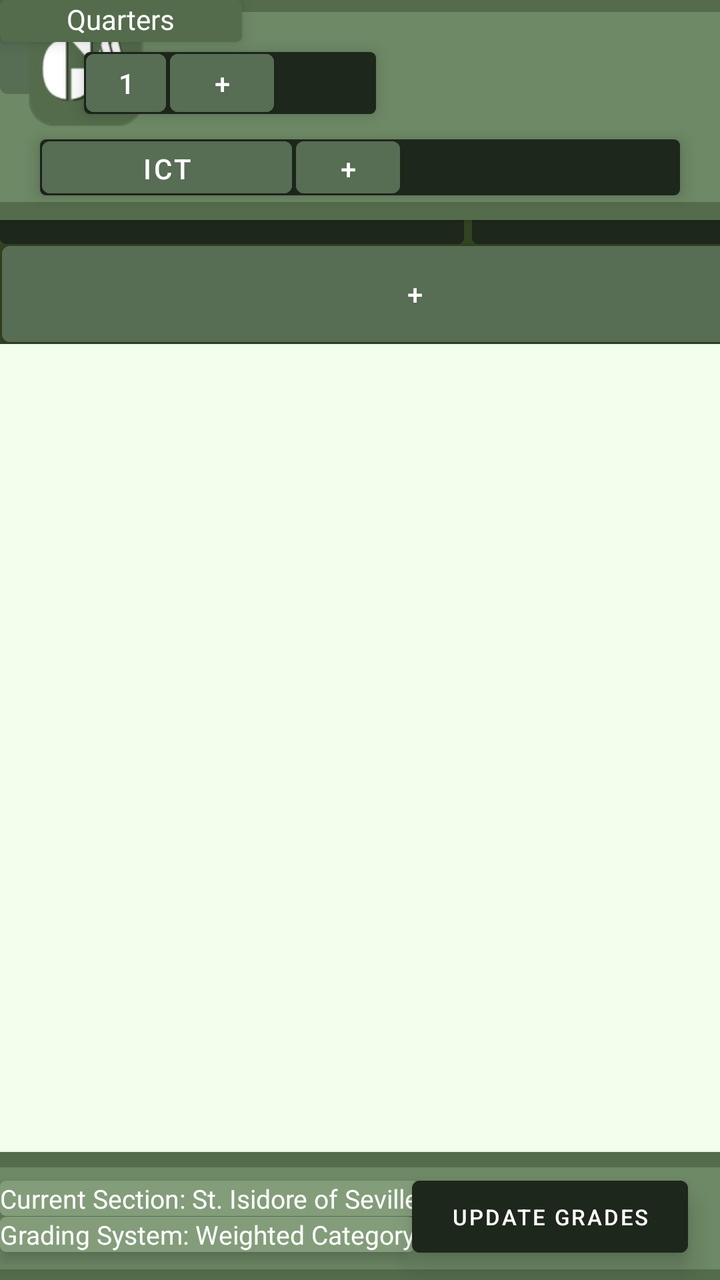
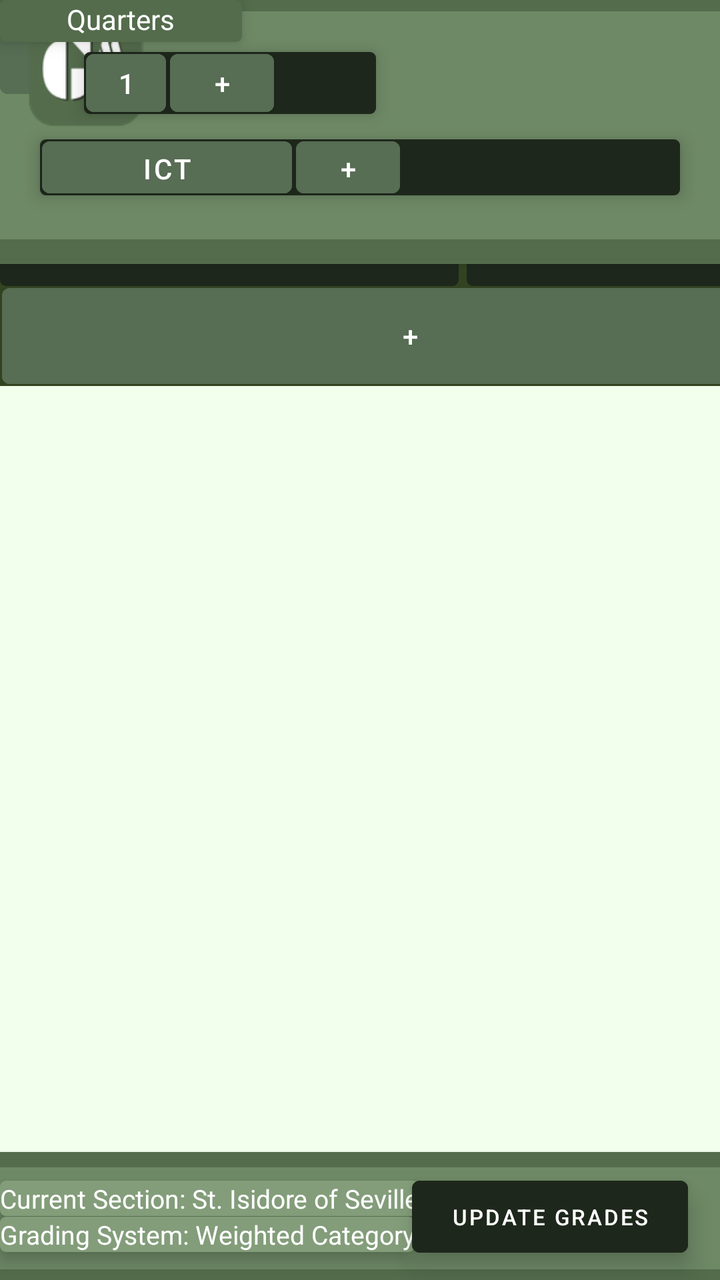

Compare the two renders of this Android layout. The source of the first and the diff that turns it into the second are given below.
<!-- AndroidManifest.xml: application theme Theme.GradingMadeEasy -->
<!-- res/layout/pena_activity_section_template.xml -->
<?xml version="1.0" encoding="utf-8"?>
<androidx.constraintlayout.widget.ConstraintLayout xmlns:android="http://schemas.android.com/apk/res/android"
    xmlns:app="http://schemas.android.com/apk/res-auto"
    xmlns:tools="http://schemas.android.com/tools"
    android:id="@+id/main"
    android:layout_width="match_parent"
    android:layout_height="match_parent"
    tools:context=".SectionTemplate">

    <TextView
        android:id="@+id/quarterOrSemesterHolder"
        android:layout_width="121dp"
        android:layout_height="21dp"
        android:layout_weight="1"
        android:background="@drawable/rounded_bg"
        android:backgroundTint="#546c4c"
        android:text="Quarters"
        android:textAlignment="center"
        android:textColor="@color/white"
        android:translationZ="5dp"
        tools:layout_editor_absoluteX="46dp"
        tools:layout_editor_absoluteY="16dp" />

    <HorizontalScrollView
        android:id="@+id/currentQuarters"
        android:layout_width="146dp"
        android:layout_height="31dp"
        android:layout_marginStart="30dp"
        android:layout_marginTop="20dp"
        android:layout_marginEnd="30dp"
        android:layout_marginBottom="426dp"
        android:background="@drawable/rounded_bg"
        android:backgroundTint="#1e271b"
        android:translationZ="5dp"
        app:layout_constraintBottom_toBottomOf="parent"
        app:layout_constraintEnd_toEndOf="parent"
        app:layout_constraintHorizontal_bias="0.078"
        app:layout_constraintStart_toStartOf="parent"
        app:layout_constraintTop_toTopOf="parent"
        app:layout_constraintVertical_bias="0.036">

        <LinearLayout
            android:layout_width="wrap_content"
            android:layout_height="match_parent"
            android:orientation="Horizontal">

            <Button
                android:id="@+id/quarter1Button"
                android:layout_width="40dp"
                android:layout_height="match_parent"
                android:layout_margin="1dp"
                android:layout_weight="1"
                android:backgroundTint="#576D54"
                android:insetTop="0dp"
                android:insetBottom="0dp"
                android:text="1" />

            <Button
                android:id="@+id/addCategory2"
                android:layout_width="52dp"
                android:layout_height="match_parent"
                android:layout_margin="1dp"
                android:layout_weight="1"
                android:backgroundTint="#576D54"
                android:insetTop="0dp"
                android:insetBottom="0dp"
                android:text="+" />
        </LinearLayout>
    </HorizontalScrollView>

    <ScrollView
        android:id="@+id/scrollViewOfStudents"
        android:layout_width="415dp"
        android:layout_height="726dp"
        android:layout_marginTop="71dp"
        android:layout_marginEnd="2dp"
        android:layout_marginBottom="27dp"
        android:background="#f1ffec"
        app:layout_constraintBottom_toBottomOf="parent"
        app:layout_constraintEnd_toEndOf="parent"
        app:layout_constraintHorizontal_bias="0.0"
        app:layout_constraintStart_toStartOf="parent"
        app:layout_constraintTop_toTopOf="parent"
        app:layout_constraintVertical_bias="0.472">

        <LinearLayout
            android:id="@+id/layoutForListOfStudents"
            android:layout_width="match_parent"
            android:layout_height="300dp"
            android:background="#324321"
            android:orientation="vertical">

            <HorizontalScrollView
                android:id="@+id/WorkHolderScroll"
                android:layout_width="350dp"
                android:layout_height="32dp"
                android:layout_marginStart="30dp"
                android:layout_marginTop="10dp"
                android:layout_marginEnd="50dp"
                android:background="@drawable/rounded_bg"
                android:backgroundTint="#1e271b"
                android:translationZ="5dp">

                <LinearLayout
                    android:id="@+id/linearLayoutForWorkholder"
                    android:layout_width="wrap_content"
                    android:layout_height="match_parent"
                    android:orientation="horizontal">

                    <Button
                        android:id="@+id/work1"
                        android:layout_width="35dp"
                        android:layout_height="match_parent"
                        android:layout_margin="1dp"
                        android:backgroundTint="#576D54"
                        android:insetTop="0dp"
                        android:insetBottom="0dp"
                        android:text="1" />

                    <Button
                        android:id="@+id/overall"
                        android:layout_width="wrap_content"
                        android:layout_height="match_parent"
                        android:layout_margin="1dp"
                        android:backgroundTint="#576D54"
                        android:insetTop="0dp"
                        android:insetBottom="0dp"
                        android:text="overall" />

                    <Button
                        android:id="@+id/addWork"
                        android:layout_width="40dp"
                        android:layout_height="match_parent"
                        android:layout_margin="1dp"
                        android:backgroundTint="#576D54"
                        android:insetTop="0dp"
                        android:insetBottom="0dp"
                        android:text="+" />
                </LinearLayout>
            </HorizontalScrollView>

            <TextView
                android:id="@+id/WorkholderTextIndicator"
                android:layout_width="match_parent"
                android:layout_height="wrap_content"
                android:layout_weight="1"
                android:text="STUDENT WORKS"
                android:textAlignment="center"
                android:textColor="@color/white" />

            <TextView
                android:id="@+id/borderForStudentListTextHolder_STUDENT"
                android:layout_width="match_parent"
                android:layout_height="36dp"
                android:layout_weight="1"
                android:background="@drawable/rounded_bg"
                android:backgroundTint="#546c4c"
                android:text="STUDENT            SCORE"
                android:textAlignment="center"
                android:textColor="@color/white"
                android:textSize="30dp" />

            <LinearLayout
                android:id="@+id/StudentInformation"
                android:layout_width="match_parent"
                android:layout_height="wrap_content"
                android:orientation="horizontal">

                <EditText
                    android:id="@+id/studentNameInput"
                    android:layout_width="0dp"
                    android:layout_height="match_parent"
                    android:layout_weight="1.3"
                    android:background="@drawable/rounded_bg"
                    android:backgroundTint="#1e271b"
                    android:hint="Student name"
                    android:inputType="text"
                    android:padding="8dp"
                    android:textAlignment="center"
                    android:textColor="#FFFFFF"
                    android:textColorHint="#AAAAAA" />

                <EditText
                    android:id="@+id/studentScoreInput"
                    android:layout_width="0dp"
                    android:layout_height="wrap_content"
                    android:layout_marginStart="4dp"
                    android:layout_weight="1"
                    android:background="@drawable/rounded_bg"
                    android:backgroundTint="#1e271b"
                    android:hint="Student Score"
                    android:inputType="numberDecimal"
                    android:padding="8dp"
                    android:textAlignment="center"
                    android:textColor="#FFFFFF"
                    android:textColorHint="#AAAAAA" />

            </LinearLayout>

            <Button
                android:id="@+id/addStudentInformation"
                android:layout_width="match_parent"
                android:layout_height="match_parent"
                android:layout_margin="1dp"
                android:layout_weight="1"
                android:backgroundTint="#576D54"
                android:insetTop="0dp"
                android:insetBottom="0dp"
                android:text="+" />


        </LinearLayout>
    </ScrollView>

    <View
        android:id="@+id/viewBoxColorGreenTop"
        android:layout_width="412dp"
        android:layout_height="110dp"
        android:layout_marginBottom="419dp"
        android:background="#546c4c"
        android:translationZ="2dp"
        app:layout_constraintBottom_toBottomOf="parent"
        app:layout_constraintEnd_toEndOf="parent"
        app:layout_constraintHorizontal_bias="0.0"
        app:layout_constraintStart_toStartOf="parent"
        app:layout_constraintTop_toTopOf="parent"
        app:layout_constraintVertical_bias="0.0" />

    <View
        android:id="@+id/viewBoxColorGreenBottom"
        android:layout_width="413dp"
        android:layout_height="64dp"
        android:background="#546c4c"
        android:translationZ="2dp"
        app:layout_constraintBottom_toBottomOf="parent"
        app:layout_constraintEnd_toEndOf="parent"
        app:layout_constraintHorizontal_bias="0.0"
        app:layout_constraintStart_toStartOf="parent"
        app:layout_constraintTop_toTopOf="parent"
        app:layout_constraintVertical_bias="1.0" />

    <View
        android:id="@+id/viewBoxColorGreenInsideBottom"
        android:layout_width="395dp"
        android:layout_height="51dp"
        android:background="#6E8966"
        android:translationZ="2dp"
        app:layout_constraintBottom_toBottomOf="parent"
        app:layout_constraintEnd_toEndOf="parent"
        app:layout_constraintHorizontal_bias="0.444"
        app:layout_constraintStart_toStartOf="parent"
        app:layout_constraintTop_toTopOf="parent"
        app:layout_constraintVertical_bias="0.991" />


    <View
        android:id="@+id/viewBoxColorGreenInsideTop"
        android:layout_width="399dp"
        android:layout_height="95dp"
        android:background="#6E8966"
        android:translationZ="2dp"
        app:layout_constraintBottom_toBottomOf="parent"
        app:layout_constraintEnd_toEndOf="parent"
        app:layout_constraintHorizontal_bias="0.333"
        app:layout_constraintStart_toStartOf="parent"
        app:layout_constraintTop_toTopOf="parent"
        app:layout_constraintVertical_bias="0.011" />

    <TextView
        android:id="@+id/sectionInformation_GradingSystemInformation"
        android:layout_width="wrap_content"
        android:layout_height="wrap_content"
        android:layout_marginStart="8dp"
        android:layout_marginTop="485dp"
        android:layout_marginEnd="171dp"
        android:layout_marginBottom="13dp"
        android:background="@drawable/rounded_bg"
        android:backgroundTint="#839d7a"
        android:text="Grading System: Weighted Category"
        android:textColor="@color/white"
        android:textSize="13sp"
        android:translationZ="5dp"
        app:layout_constraintBottom_toBottomOf="parent"
        app:layout_constraintEnd_toEndOf="parent"
        app:layout_constraintHorizontal_bias="0.307"
        app:layout_constraintStart_toStartOf="parent"
        app:layout_constraintTop_toTopOf="parent"
        app:layout_constraintVertical_bias="0.992" />

    <TextView
        android:id="@+id/sectionInformationBottom_Section"
        android:layout_width="wrap_content"
        android:layout_height="wrap_content"
        android:layout_marginStart="8dp"
        android:layout_marginTop="467dp"
        android:layout_marginEnd="170dp"
        android:layout_marginBottom="31dp"
        android:background="@drawable/rounded_bg"
        android:backgroundTint="#839d7a"
        android:text="Current Section: St. Isidore of Seville"
        android:textColor="@color/white"
        android:textSize="13sp"
        android:translationZ="5dp"
        app:layout_constraintBottom_toBottomOf="parent"
        app:layout_constraintEnd_toEndOf="parent"
        app:layout_constraintHorizontal_bias="0.307"
        app:layout_constraintStart_toStartOf="parent"
        app:layout_constraintTop_toTopOf="parent"
        app:layout_constraintVertical_bias="0.992" />

    <Button
        android:id="@+id/button"
        android:layout_width="138dp"
        android:layout_height="48dp"
        android:layout_marginStart="274dp"
        android:layout_marginTop="466dp"
        android:layout_marginEnd="16dp"
        android:layout_marginBottom="6dp"
        android:backgroundTint="#1e271b"
        android:text="Update Grades"
        android:textSize="11sp"
        android:translationZ="5dp"
        app:layout_constraintBottom_toBottomOf="parent"
        app:layout_constraintEnd_toEndOf="parent"
        app:layout_constraintHorizontal_bias="1.0"
        app:layout_constraintStart_toStartOf="parent"
        app:layout_constraintTop_toTopOf="parent"
        app:layout_constraintVertical_bias="0.986" />

    <HorizontalScrollView
        android:id="@+id/currentCategoryHolder"
        android:layout_width="320dp"
        android:layout_height="28dp"
        android:layout_marginStart="30dp"
        android:layout_marginTop="68dp"
        android:layout_marginEnd="30dp"
        android:layout_marginBottom="426dp"
        android:background="@drawable/rounded_bg"
        android:backgroundTint="#1e271b"
        android:translationZ="5dp"
        app:layout_constraintBottom_toBottomOf="parent"
        app:layout_constraintEnd_toEndOf="parent"
        app:layout_constraintStart_toStartOf="parent"
        app:layout_constraintTop_toTopOf="parent"
        app:layout_constraintVertical_bias="0.013">

        <LinearLayout
            android:id="@+id/linearLayoutForCategories"
            android:layout_width="wrap_content"
            android:layout_height="match_parent"
            android:orientation="Horizontal">

            <Button
                android:id="@+id/currentCategory"
                android:layout_width="125dp"
                android:layout_height="match_parent"
                android:layout_margin="1dp"
                android:backgroundTint="#576D54"
                android:insetTop="0dp"
                android:insetBottom="0dp"
                android:text="ICT" />

            <Button
                android:id="@+id/addCategory"
                android:layout_width="52dp"
                android:layout_height="match_parent"
                android:layout_margin="1dp"
                android:backgroundTint="#576D54"
                android:insetTop="0dp"
                android:insetBottom="0dp"
                android:text="+" />

        </LinearLayout>
    </HorizontalScrollView>

    <Button
        android:id="@+id/exit"
        android:layout_width="40dp"
        android:layout_height="53dp"
        android:text="X"
        android:backgroundTint="#576D54"
        app:layout_constraintBottom_toBottomOf="parent"
        app:layout_constraintEnd_toEndOf="parent"
        app:layout_constraintHorizontal_bias="0.0"
        app:layout_constraintStart_toStartOf="parent"
        app:layout_constraintTop_toTopOf="parent"
        app:layout_constraintVertical_bias="0.0" />

    <ImageView
        android:id="@+id/imageView"
        android:layout_width="85dp"
        android:layout_height="70dp"
        android:translationZ="2dp"
        app:srcCompat="@drawable/GradingMadeEasyLogo"
        tools:layout_editor_absoluteX="330dp"
        tools:layout_editor_absoluteY="9dp" />


</androidx.constraintlayout.widget.ConstraintLayout>
<!-- resources referenced by this layout -->
<resources>
  <color name="white">#FFFFFFFF</color>
  <!-- drawable GradingMadeEasyLogo: png bitmap (drawable, 6187 bytes) -->
  <!-- drawable rounded_bg (drawable) -->
  <?xml version="1.0" encoding="utf-8"?>
  <shape xmlns:android="http://schemas.android.com/apk/res/android"
      android:shape="rectangle">
      <solid android:color="#FFFFFF" />
      <corners android:radius="3dp" />
  </shape>
  <style name="Theme.GradingMadeEasy" parent="Theme.MaterialComponents.DayNight.DarkActionBar">
          
          <item name="colorPrimary">@color/purple_500</item>
          <item name="colorPrimaryVariant">@color/purple_700</item>
          <item name="colorOnPrimary">@color/white</item>
          
          <item name="colorSecondary">@color/teal_200</item>
          <item name="colorSecondaryVariant">@color/teal_700</item>
          <item name="colorOnSecondary">@color/black</item>
          
          <item name="android:statusBarColor">?attr/colorPrimaryVariant</item>
          
      </style>
  <color name="purple_500">#FF6200EE</color>
  <color name="purple_700">#FF3700B3</color>
  <color name="teal_200">#FF03DAC5</color>
  <color name="teal_700">#FF018786</color>
  <color name="black">#FF000000</color>
</resources>

<!-- the commit's change to res/layout/pena_activity_section_template.xml (unified diff, before → after) -->
@@ -70,17 +70,15 @@
 
     <ScrollView
         android:id="@+id/scrollViewOfStudents"
-        android:layout_width="415dp"
-        android:layout_height="726dp"
-        android:layout_marginTop="71dp"
+        android:layout_width="410dp"
+        android:layout_height="698dp"
         android:layout_marginEnd="2dp"
-        android:layout_marginBottom="27dp"
         android:background="#f1ffec"
-        app:layout_constraintBottom_toBottomOf="parent"
+        app:layout_constraintBottom_toTopOf="@+id/viewBoxColorGreenBottom"
         app:layout_constraintEnd_toEndOf="parent"
         app:layout_constraintHorizontal_bias="0.0"
         app:layout_constraintStart_toStartOf="parent"
-        app:layout_constraintTop_toTopOf="parent"
+        app:layout_constraintTop_toBottomOf="@+id/viewBoxColorGreenInsideTop"
         app:layout_constraintVertical_bias="0.472">
 
         <LinearLayout
@@ -214,8 +212,8 @@
 
     <View
         android:id="@+id/viewBoxColorGreenTop"
-        android:layout_width="412dp"
-        android:layout_height="110dp"
+        android:layout_width="409dp"
+        android:layout_height="132dp"
         android:layout_marginBottom="419dp"
         android:background="#546c4c"
         android:translationZ="2dp"
@@ -256,7 +254,7 @@
     <View
         android:id="@+id/viewBoxColorGreenInsideTop"
         android:layout_width="399dp"
-        android:layout_height="95dp"
+        android:layout_height="114dp"
         android:background="#6E8966"
         android:translationZ="2dp"
         app:layout_constraintBottom_toBottomOf="parent"
